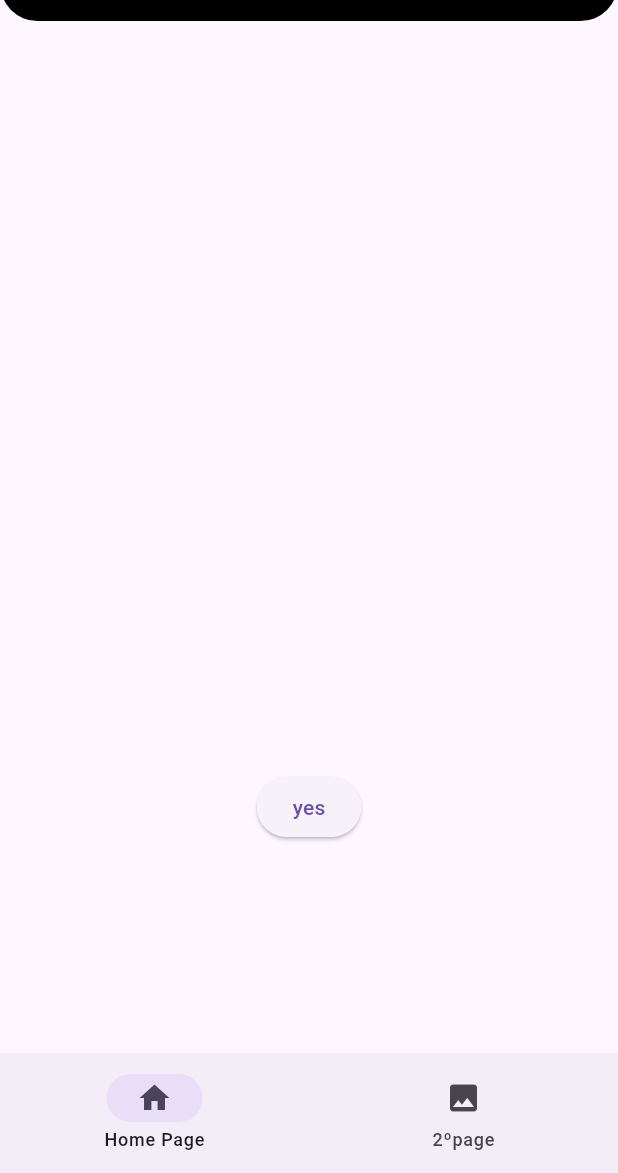
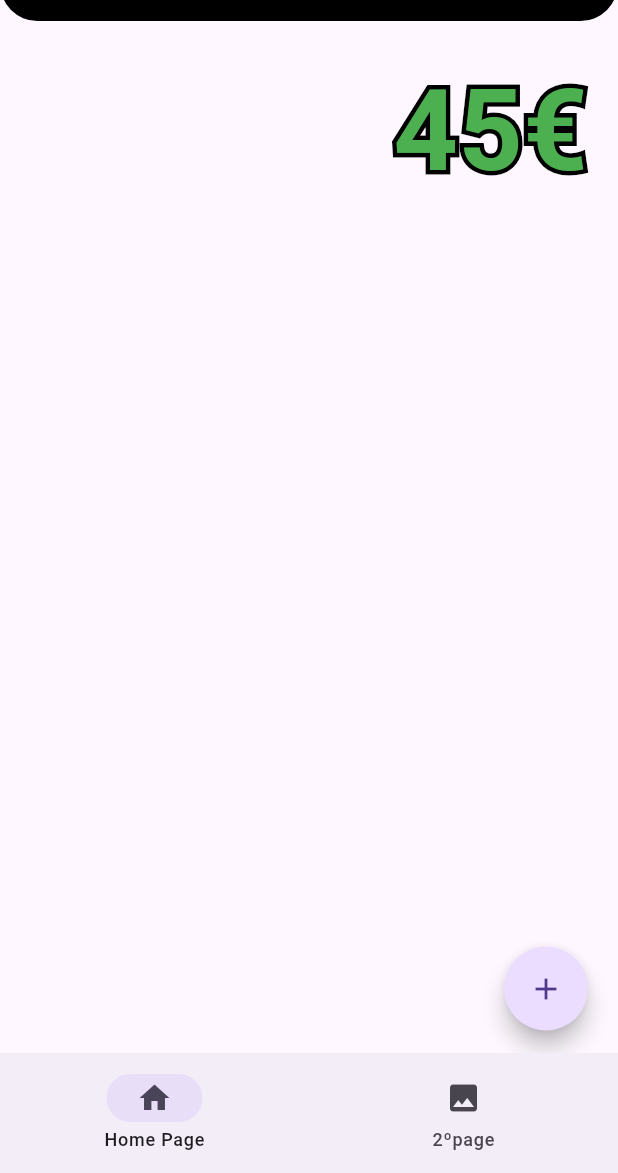
Before and after one commit to ThePangel/PresuPuest, a Flutter app: the screen it shows after launch, on a phone screen of 412 x 824 dp, the part 63-1236 px from its top. Run offline on Flutter 3.47's test engine with Material 3 defaults, Android fonts, the light colour scheme and no system bars; our stand-ins replace image_picker, sqflite, sqflite_common_ffi; accounts and stored records are empty.

Commit message:
Fixed imput issues, layout mostly finished

```diff
--- a/expensetracker/lib/main.dart
+++ b/expensetracker/lib/main.dart
@@ -112,19 +112,11 @@ class _MyAppState extends State<MyApp> {
   File? _image;
   String name = "";
   int cost = 0;
-  final TextEditingController _controller1 = TextEditingController();
-  final TextEditingController _controller2 = TextEditingController();
-
-  @override
-  void dispose() {
-    _controller1.dispose();
-    _controller2.dispose();
-    super.dispose();
-  }
 
   @override
   Widget build(BuildContext context) {
     return MaterialApp(
+      theme: ThemeData(useMaterial3: true),
       home: Builder(
         builder: (BuildContext context) {
           return Scaffold(
@@ -144,9 +136,40 @@ class _MyAppState extends State<MyApp> {
             body: <Widget>[
               Column(
                 children: [
+                  Stack(children: [
+                    Padding(
+                        padding: EdgeInsets.all(20),
+                        child: Align(
+                          alignment: Alignment.centerRight,
+                          child: Text("45€",
+                              style: TextStyle(
+                                  fontWeight: FontWeight.bold,
+                                  fontSize: 75,
+                                  foreground: Paint()
+                                    ..style = PaintingStyle.stroke
+                                    ..strokeWidth = 6
+                                    ..color = Colors.black)),
+                        )),
+                    Padding(
+                        padding: EdgeInsets.all(20),
+                        child: Align(
+                          alignment: Alignment.centerRight,
+                          child: Text("45€",
+                              style: TextStyle(
+                                  fontWeight: FontWeight.bold,
+                                  fontSize: 75,
+                                  color: Colors.green)),
+                        )),
+                  ]),
                   Container(
-                    height: 500,
+                    height: 450,
                     child: Center(
+                        child: Card(
+                      elevation: 0,
+                      color: Theme.of(context).scaffoldBackgroundColor,
+                      shape: RoundedRectangleBorder(
+                        borderRadius: BorderRadius.circular(15.0),
+                      ),
                       child: ListView.builder(
                         itemCount: _list.length,
                         itemBuilder: (context, index) {
@@ -165,26 +188,35 @@ class _MyAppState extends State<MyApp> {
                                 )),
                           );
                         },
+                      ),
                     )),
                   ),
-                  ElevatedButton(
+                  Align(
+                    alignment: Alignment.centerRight,
+                    child: Padding(
+                      padding: EdgeInsets.all(20),
+                      child: FloatingActionButton(
+                          shape: CircleBorder(),
                           onPressed: () {
                             showDialog(
                                 context: context,
                                 builder: (BuildContext context) => AlertDialog(
                                       title: Text("Input expenses"),
-                                content: Column(
+                                      content: Container(
+                                        height: 260,
+                                        child: Column(
                                           children: [
                                             Padding(
-                                      padding: const EdgeInsets.all(2.0),
+                                              padding:
+                                                  const EdgeInsets.all(2.0),
                                               child: Center(
                                                   child: SizedBox(
-                                        height: 150,
-                                        width: 500,
+                                                height: 75,
+                                                width: 75,
                                                 child: _image == null
                                                     ? const Center(
-                                                child:
-                                                    Text('No Image selected'))
+                                                        child: Text(
+                                                            'No Image selected'))
                                                     : Image.file(
                                                         _image!,
                                                         fit: BoxFit.contain,
@@ -195,54 +227,74 @@ class _MyAppState extends State<MyApp> {
                                                 onPressed: () async {
                                                   var pickedFile =
                                                       await _picker.pickImage(
-                                                  source: ImageSource.gallery);
+                                                          source: ImageSource
+                                                              .gallery);
                                                   if (pickedFile != null) {
                                                     setState(() {
-                                              _image = File(pickedFile.path);
+                                                      _image =
+                                                          File(pickedFile.path);
                                                     });
                                                   }
                                                 },
                                                 child: Text("Pick image")),
-                                    TextField(
-                                      controller: _controller1,
+                                            Padding(
+                                              padding: EdgeInsets.all(5),
+                                              child: TextField(
                                                 decoration: InputDecoration(
                                                   border: OutlineInputBorder(),
                                                   labelText: "Name of expense",
                                                 ),
-                                      onEditingComplete: () {
-                                        name = _controller1.text;
-                                        print(name);
+                                                onChanged: (value) {
+                                                  name = value;
+                                                  print(value);
                                                 },
                                               ),
-                                    TextField(
-                                      controller: _controller2,
+                                            ),
+                                            Padding(
+                                              padding: EdgeInsets.all(5),
+                                              child: TextField(
                                                 decoration: InputDecoration(
                                                   border: OutlineInputBorder(),
                                                   labelText: "Cost of expense",
                                                 ),
-                                      onEditingComplete: () {
-                                        cost = int.parse(_controller2.text);
+                                                onChanged: (value) {
+                                                  cost = int.parse(value);
                                                 },
+                                                keyboardType:
+                                                    TextInputType.number,
                                               ),
-                                    ElevatedButton(
+                                            ),
+                                          ],
+                                        ),
+                                      ),
+                                      actions: [
+                                        Padding(
+                                          padding: EdgeInsets.all(25),
+                                          child: ElevatedButton(
                                               onPressed: () async {
                                                 insertExpense(Expense(
                                                     name: name,
                                                     cost: cost,
-                                              image: base64Encode(await _image!
+                                                    image: base64Encode(
+                                                        await _image!
                                                             .readAsBytes())));
 
-                                          _list = await retrieveExpenses();
+                                                _list =
+                                                    await retrieveExpenses();
                                                 setState(() {
                                                   cost = 0;
                                                   name = "";
                                                 });
+                                                Navigator.of(context).pop();
                                               },
-                                        child: Text("Save"))
+                                              child: Text("Save")),
+                                        ),
                                       ],
-                                )));
+                                    ));
                           },
-                      child: Text("yes"))
+                          child: Icon(Icons.add)),
+                    ),
+                  )
                 ],
               ),
               const Center(child: Text("2º page")),
```
Lines whose indentation alone changed are shown as unchanged.
